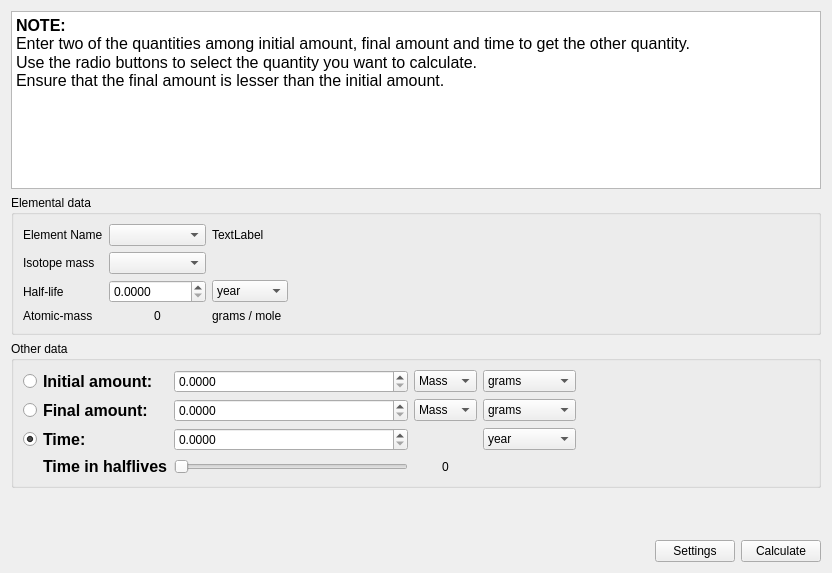
KDE/kalzium, file src/calculator/nuclearCalculator.ui: the form before one commit.
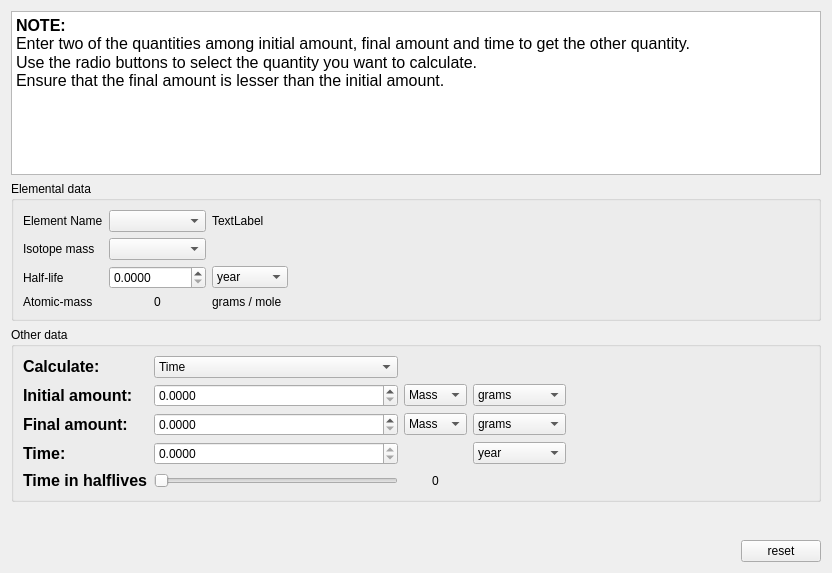
The form after the commit. Custom widgets are drawn as their Qt base class.

Commit message: Updating the calculator related files, now the molecular calculator fits in the sidebar using KDE 4.2 GUI, fixed many issues like removing (void) and inserting (), changed getFoo() to foo(), etc., removing static casts which were unnecessary. Made changes to the UI of the calculators, now they are easy to use, added a reset button to the calculators.

```diff
--- a/src/calculator/nuclearCalculator.ui
+++ b/src/calculator/nuclearCalculator.ui
@@ -156,14 +156,7 @@
       <string>Other data</string>
      </property>
      <layout class="QGridLayout" name="gridLayout_2">
-      <item row="0" column="0">
-       <widget class="QRadioButton" name="r1">
-        <property name="text">
-         <string/>
-        </property>
-       </widget>
-      </item>
-      <item row="0" column="1">
+      <item row="1" column="0">
        <widget class="QLabel" name="label_69">
         <property name="text">
          <string>&lt;!DOCTYPE HTML PUBLIC &quot;-//W3C//DTD HTML 4.0//EN&quot; &quot;http://www.w3.org/TR/REC-html40/strict.dtd&quot;&gt;
@@ -174,7 +167,7 @@
         </property>
        </widget>
       </item>
-      <item row="0" column="2">
+      <item row="1" column="1">
        <widget class="QDoubleSpinBox" name="initAmt">
         <property name="decimals">
          <number>4</number>
@@ -184,7 +177,7 @@
         </property>
        </widget>
       </item>
-      <item row="0" column="3">
+      <item row="1" column="2">
        <widget class="QComboBox" name="initAmtType">
         <item>
          <property name="text">
@@ -198,7 +191,7 @@
         </item>
        </widget>
       </item>
-      <item row="0" column="4">
+      <item row="1" column="3">
        <widget class="QComboBox" name="initAmt_unit">
         <item>
          <property name="text">
@@ -232,14 +225,7 @@
         </item>
        </widget>
       </item>
-      <item row="1" column="0">
-       <widget class="QRadioButton" name="r2">
-        <property name="text">
-         <string/>
-        </property>
-       </widget>
-      </item>
-      <item row="1" column="1">
+      <item row="2" column="0">
        <widget class="QLabel" name="label_72">
         <property name="text">
          <string>&lt;!DOCTYPE HTML PUBLIC &quot;-//W3C//DTD HTML 4.0//EN&quot; &quot;http://www.w3.org/TR/REC-html40/strict.dtd&quot;&gt;
@@ -250,7 +236,7 @@
         </property>
        </widget>
       </item>
-      <item row="1" column="2">
+      <item row="2" column="1">
        <widget class="QDoubleSpinBox" name="finalAmt">
         <property name="decimals">
          <number>4</number>
@@ -260,7 +246,7 @@
         </property>
        </widget>
       </item>
-      <item row="1" column="3">
+      <item row="2" column="2">
        <widget class="QComboBox" name="finalAmtType">
         <item>
          <property name="text">
@@ -274,7 +260,7 @@
         </item>
        </widget>
       </item>
-      <item row="1" column="4">
+      <item row="2" column="3">
        <widget class="QComboBox" name="finalAmt_unit">
         <item>
          <property name="text">
@@ -308,7 +294,7 @@
         </item>
        </widget>
       </item>
-      <item row="1" column="5">
+      <item row="2" column="4">
        <spacer name="horizontalSpacer_3">
         <property name="orientation">
          <enum>Qt::Horizontal</enum>
@@ -321,17 +307,7 @@
         </property>
        </spacer>
       </item>
-      <item row="2" column="0">
-       <widget class="QRadioButton" name="r3">
-        <property name="text">
-         <string/>
-        </property>
-        <property name="checked">
-         <bool>true</bool>
-        </property>
-       </widget>
-      </item>
-      <item row="2" column="1">
+      <item row="3" column="0">
        <widget class="QLabel" name="label_19">
         <property name="text">
          <string>&lt;!DOCTYPE HTML PUBLIC &quot;-//W3C//DTD HTML 4.0//EN&quot; &quot;http://www.w3.org/TR/REC-html40/strict.dtd&quot;&gt;
@@ -342,8 +318,11 @@
         </property>
        </widget>
       </item>
-      <item row="2" column="2">
+      <item row="3" column="1">
        <widget class="QDoubleSpinBox" name="time">
+        <property name="readOnly">
+         <bool>true</bool>
+        </property>
         <property name="decimals">
          <number>4</number>
         </property>
@@ -352,7 +331,7 @@
         </property>
        </widget>
       </item>
-      <item row="2" column="4">
+      <item row="3" column="3">
        <widget class="QComboBox" name="time_unit">
         <item>
          <property name="text">
@@ -386,7 +365,7 @@
         </item>
        </widget>
       </item>
-      <item row="3" column="1">
+      <item row="4" column="0">
        <widget class="QLabel" name="label_15">
         <property name="text">
          <string>&lt;!DOCTYPE HTML PUBLIC &quot;-//W3C//DTD HTML 4.0//EN&quot; &quot;http://www.w3.org/TR/REC-html40/strict.dtd&quot;&gt;
@@ -397,7 +376,7 @@
         </property>
        </widget>
       </item>
-      <item row="3" column="2">
+      <item row="4" column="1">
        <widget class="QSlider" name="slider">
         <property name="maximum">
          <number>100</number>
@@ -407,7 +386,7 @@
         </property>
        </widget>
       </item>
-      <item row="3" column="3">
+      <item row="4" column="2">
        <widget class="QLabel" name="numHalfLives">
         <property name="text">
          <string>0</string>
@@ -417,6 +396,39 @@
         </property>
        </widget>
       </item>
+      <item row="0" column="0">
+       <widget class="QLabel" name="label_37">
+        <property name="text">
+         <string>&lt;!DOCTYPE HTML PUBLIC &quot;-//W3C//DTD HTML 4.0//EN&quot; &quot;http://www.w3.org/TR/REC-html40/strict.dtd&quot;&gt;
+&lt;html&gt;&lt;head&gt;&lt;meta name=&quot;qrichtext&quot; content=&quot;1&quot; /&gt;&lt;style type=&quot;text/css&quot;&gt;
+p, li { white-space: pre-wrap; }
+&lt;/style&gt;&lt;/head&gt;&lt;body style=&quot; font-family:'DejaVu Sans'; font-size:9pt; font-weight:400; font-style:normal;&quot;&gt;
+&lt;p style=&quot; margin-top:0px; margin-bottom:0px; margin-left:0px; margin-right:0px; -qt-block-indent:0; text-indent:0px;&quot;&gt;&lt;span style=&quot; font-size:12pt; font-weight:600;&quot;&gt;Calculate:&lt;/span&gt;&lt;/p&gt;&lt;/body&gt;&lt;/html&gt;</string>
+        </property>
+       </widget>
+      </item>
+      <item row="0" column="1">
+       <widget class="QComboBox" name="mode">
+        <property name="currentIndex">
+         <number>2</number>
+        </property>
+        <item>
+         <property name="text">
+          <string>Initial Amount</string>
+         </property>
+        </item>
+        <item>
+         <property name="text">
+          <string>Final Amount</string>
+         </property>
+        </item>
+        <item>
+         <property name="text">
+          <string>Time</string>
+         </property>
+        </item>
+       </widget>
+      </item>
      </layout>
     </widget>
    </item>
@@ -458,14 +470,7 @@
      <item>
       <widget class="QPushButton" name="pushButton_30">
        <property name="text">
-        <string>Settings</string>
-       </property>
-      </widget>
-     </item>
-     <item>
-      <widget class="QPushButton" name="Calculate">
-       <property name="text">
-        <string>Calculate</string>
+        <string>reset</string>
        </property>
       </widget>
      </item>
```
Left out of the diff: 4 changed lines with no effect on the pictures. The commit also changes 9 other files.
